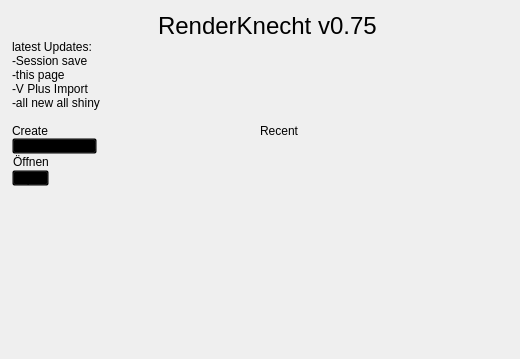
The window that ui/knecht_welcome.ui (tappi287/RenderKnecht2) describes before a commit, drawn with Qt 5.
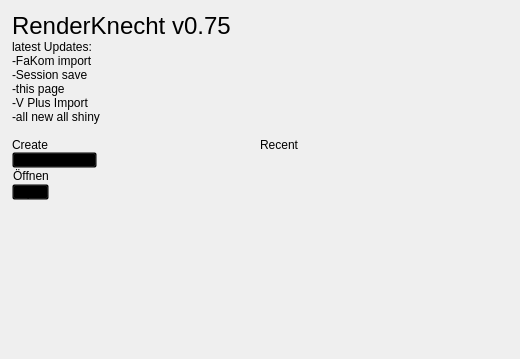
The same window after the commit. Icons and pictures are not drawn.

```diff
--- a/ui/knecht_welcome.ui
+++ b/ui/knecht_welcome.ui
@@ -40,8 +40,18 @@
      <property name="spacing">
       <number>8</number>
      </property>
+     <item alignment="Qt::AlignVCenter">
+      <widget class="QLabel" name="title_label">
+       <property name="styleSheet">
+        <string notr="true">font-size: 24px;</string>
+       </property>
+       <property name="text">
+        <string>RenderKnecht v0.75</string>
+       </property>
+      </widget>
+     </item>
      <item>
-      <spacer name="horizontalSpacer">
+      <spacer name="horizontalSpacer_2">
        <property name="orientation">
         <enum>Qt::Horizontal</enum>
        </property>
@@ -72,29 +82,6 @@
        </property>
       </widget>
      </item>
-     <item alignment="Qt::AlignVCenter">
-      <widget class="QLabel" name="title_label">
-       <property name="styleSheet">
-        <string notr="true">font-size: 24px;</string>
-       </property>
-       <property name="text">
-        <string>RenderKnecht v0.75</string>
-       </property>
-      </widget>
-     </item>
-     <item>
-      <spacer name="horizontalSpacer_2">
-       <property name="orientation">
-        <enum>Qt::Horizontal</enum>
-       </property>
-       <property name="sizeHint" stdset="0">
-        <size>
-         <width>40</width>
-         <height>20</height>
-        </size>
-       </property>
-      </spacer>
-     </item>
     </layout>
    </item>
    <item>
@@ -109,7 +96,8 @@
      <item>
       <widget class="QLabel" name="news">
        <property name="text">
-        <string>-Session save&lt;br&gt;
+        <string>-FaKom import&lt;br&gt;
+-Session save&lt;br&gt;
 -this page&lt;br&gt;
 -V Plus Import&lt;br&gt;
 -all new all shiny&lt;br&gt;</string>
```
